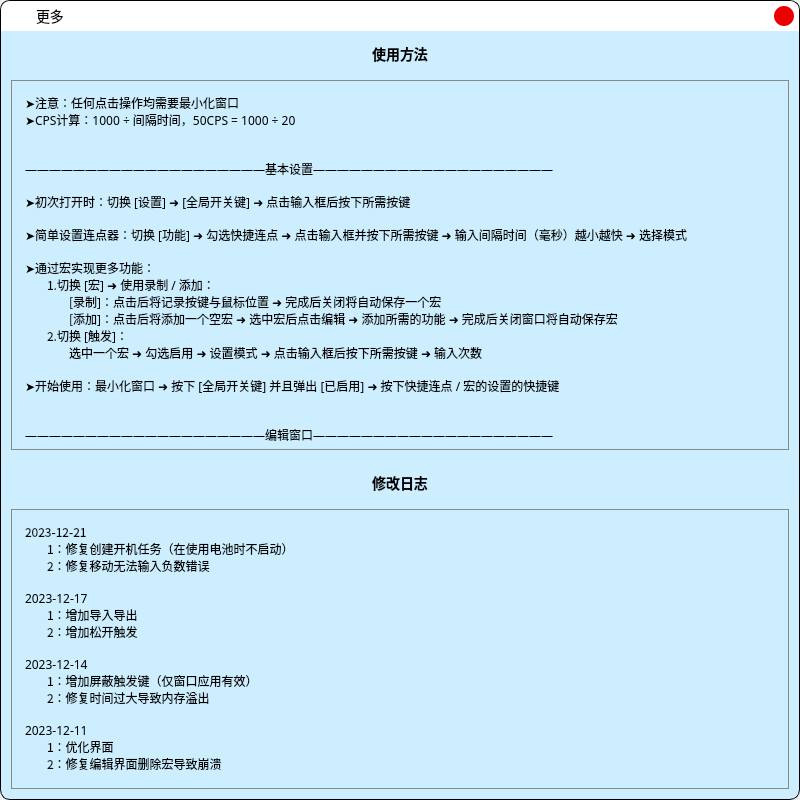
Old version of the form .ui/MoreUi.ui in the repository hongliangdu/Quickinput.
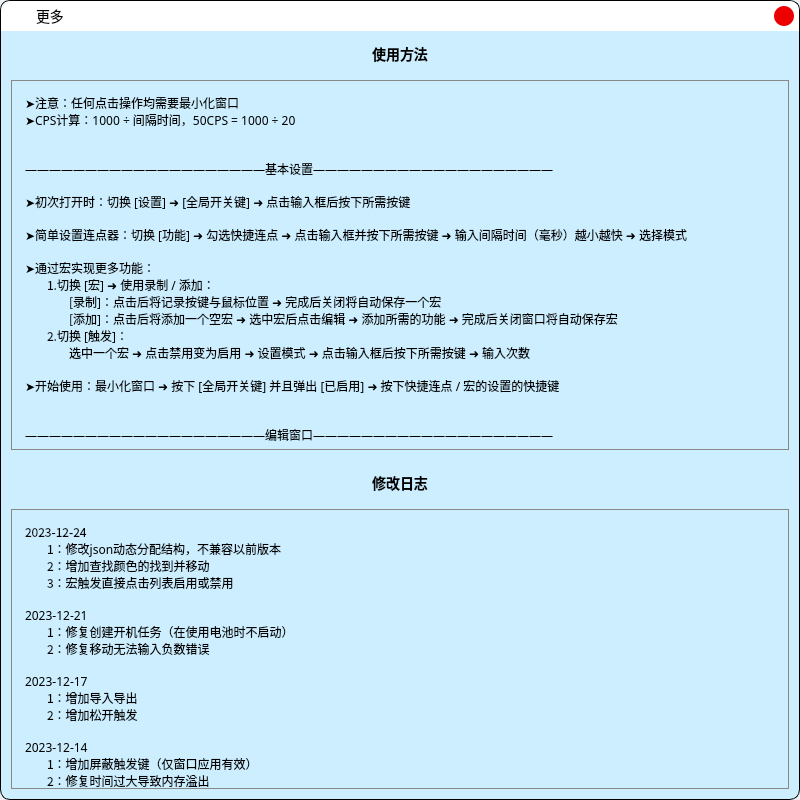
New version of the form. Icons and pictures are not drawn.

What changed in the file:
```diff
--- a/.ui/MoreUi.ui
+++ b/.ui/MoreUi.ui
@@ -305,7 +305,7 @@
 ㅤㅤㅤㅤ[录制]：点击后将记录按键与鼠标位置 ➜ 完成后关闭将自动保存一个宏
 ㅤㅤㅤㅤ[添加]：点击后将添加一个空宏 ➜ 选中宏后点击编辑 ➜ 添加所需的功能 ➜ 完成后关闭窗口将自动保存宏
 ㅤㅤ2.切换 [触发]：
-ㅤㅤㅤㅤ选中一个宏 ➜ 勾选启用 ➜ 设置模式 ➜ 点击输入框后按下所需按键 ➜ 输入次数
+ㅤㅤㅤㅤ选中一个宏 ➜ 点击禁用变为启用 ➜ 设置模式 ➜ 点击输入框后按下所需按键 ➜ 输入次数
 
 ➤开始使用：最小化窗口 ➜ 按下 [全局开关键] 并且弹出 [已启用] ➜ 按下快捷连点 / 宏的设置的快捷键
 
@@ -425,7 +425,7 @@
            <x>0</x>
            <y>0</y>
            <width>776</width>
-           <height>2399</height>
+           <height>2484</height>
           </rect>
          </property>
          <property name="styleSheet">
@@ -467,7 +467,12 @@
              <string notr="true">font-family:&quot;Microsoft YaHei&quot;;font-size:12px;</string>
             </property>
             <property name="text">
-             <string>2023-12-21
+             <string>2023-12-24
+ㅤㅤ1：修改json动态分配结构，不兼容以前版本
+ㅤㅤ2：增加查找颜色的找到并移动
+ㅤㅤ3：宏触发直接点击列表启用或禁用
+
+2023-12-21
 ㅤㅤ1：修复创建开机任务（在使用电池时不启动）
 ㅤㅤ2：修复移动无法输入负数错误
 
```
